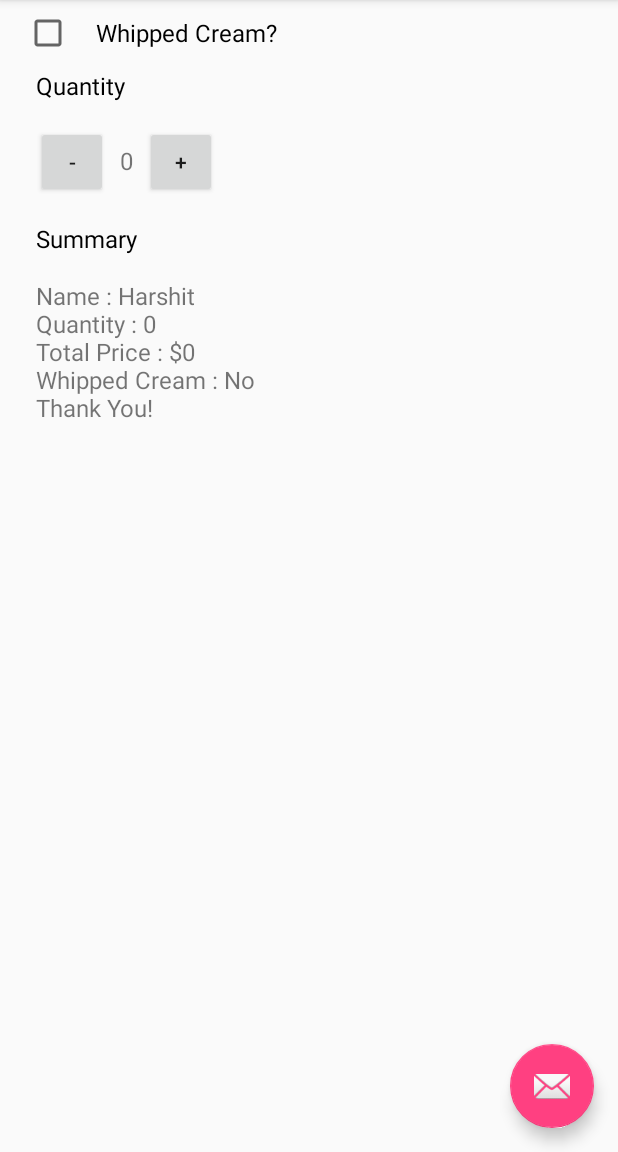
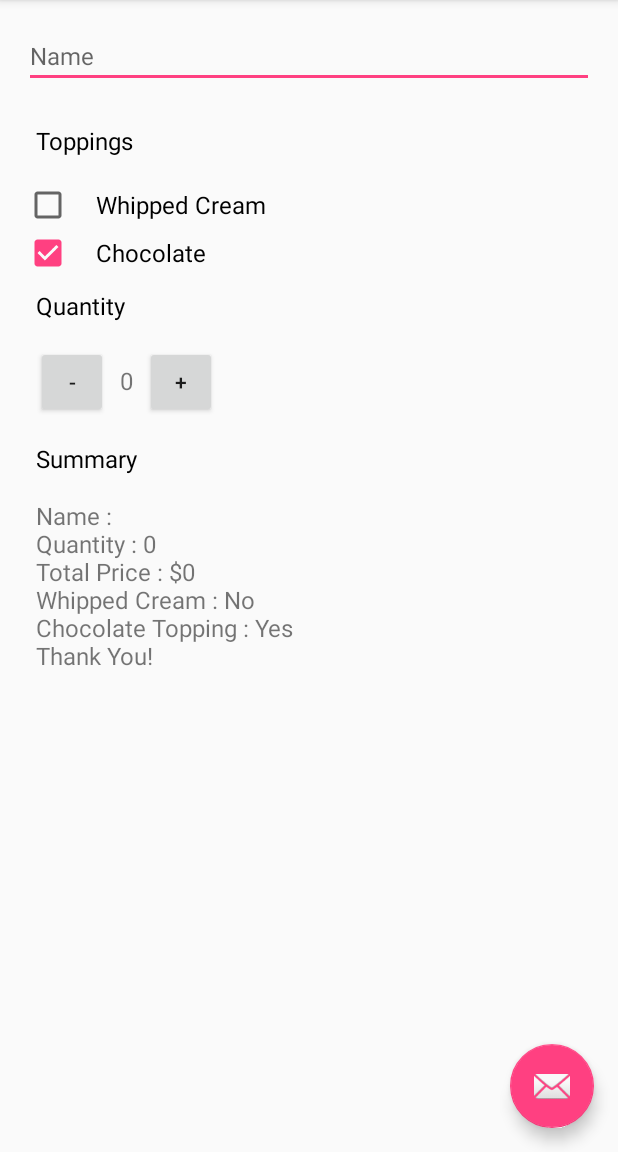
Before and after one commit to the-dagger/JustJava, an Android app: the screen it shows after launch (MainActivity), after a tap on an icon or button, on a phone screen of 412 x 824 dp, the part 84-1236 px from its top. Run offline under Robolectric (Android 15) with nearby library versions, the phone set to English and light mode, and no system bars; 1 other tap on this screen came first.

Commit message:
Add Name Field

```diff
--- a/app/src/main/java/com/example/dagger/justjava/MainActivity.java
+++ b/app/src/main/java/com/example/dagger/justjava/MainActivity.java
@@ -8,6 +8,7 @@ import android.view.Menu;
 import android.view.MenuItem;
 import android.view.View;
 import android.widget.CheckBox;
+import android.widget.EditText;
 import android.widget.TextView;
 
 public class MainActivity extends AppCompatActivity {
@@ -30,9 +31,27 @@ public class MainActivity extends AppCompatActivity {
         });
     }
 
+    public String chocolate (View view){
+        CheckBox chocolate = (CheckBox) findViewById(R.id.chocolate);
+        if (chocolate.isChecked()){
+            price += 5;
+            return("Yes");
+        }
+        else
+            return("No");
+    }
+
+//    public EditText getText()
+//    {
+//
+//        return((EditText)name.getText());
+//    }
+
     public void submit(View view) {
 
-        displaySummary("Name : Harshit \n" + "Quantity : " + noc + "\nTotal Price : $" + calcPrice(price) + "\nWhipped Cream : " + cream(view) + "\nThank You!");
+        EditText name = (EditText) findViewById(R.id.name);
+        String strname = name.getText().toString();
+        displaySummary("Name : " + strname + "\nQuantity : " + noc + "\nTotal Price : $" + calcPrice(price) + "\nWhipped Cream : " + cream(view) + "\nChocolate Topping : " + chocolate(view) + "\nThank You!");
     }
 
     public int calcPrice(int Price) {
--- a/app/src/main/res/layout-land/content_main.xml
+++ b/app/src/main/res/layout-land/content_main.xml
@@ -1,7 +1,8 @@
 <ScrollView xmlns:android="http://schemas.android.com/apk/res/android"
     android:layout_height="match_parent"
+    android:layout_marginTop="?android:attr/actionBarSize"
     android:layout_width="match_parent">
-    <LinearLayout
+    <LinearLayout xmlns:android="http://schemas.android.com/apk/res/android"
         xmlns:app="http://schemas.android.com/apk/res-auto"
         xmlns:tools="http://schemas.android.com/tools"
         android:layout_width="match_parent"
@@ -14,7 +15,15 @@
         app:layout_behavior="@string/appbar_scrolling_view_behavior"
         tools:context=".MainActivity"
         tools:showIn="@layout/activity_main">
-
+        <EditText
+            android:layout_width="match_parent"
+            android:maxLines="1"
+            android:layout_height="wrap_content"
+            android:hint="Name"
+            android:id="@+id/name"
+            android:layout_marginBottom="16dp"
+            android:textSize="16sp"
+            android:inputType="textPersonName"/>
         <TextView
             android:layout_width="wrap_content"
             android:layout_height="wrap_content"
@@ -23,18 +32,27 @@
             android:paddingLeft="8dp"
             android:paddingRight="8dp"
             android:paddingTop = "8dp"
-            android:paddingBottom="16dp"
+            android:layout_marginBottom="16dp"
             android:textSize="16sp"/>
 
         <CheckBox
             android:layout_width="wrap_content"
             android:layout_height="wrap_content"
-            android:text="Whipped Cream?"
+            android:text="Whipped Cream"
             android:textSize="16sp"
             android:paddingLeft="16dp"
             android:textColor="#000000"
             android:id="@+id/whippedCream"
             android:onClick="cream"/>
+
+        <CheckBox
+            android:layout_width="match_parent"
+            android:layout_height="wrap_content"
+            android:text="Chocolate"
+            android:id="@+id/chocolate"
+            android:onClick="chocolate"
+            android:textSize="16sp"
+            android:paddingLeft="16dp"/>
 
         <TextView
             android:layout_width="wrap_content"
--- a/app/src/main/res/layout/content_main.xml
+++ b/app/src/main/res/layout/content_main.xml
@@ -1,7 +1,8 @@
 <ScrollView xmlns:android="http://schemas.android.com/apk/res/android"
     android:layout_height="match_parent"
+    android:layout_marginTop="?android:attr/actionBarSize"
     android:layout_width="match_parent">
-<LinearLayout
+<LinearLayout xmlns:android="http://schemas.android.com/apk/res/android"
     xmlns:app="http://schemas.android.com/apk/res-auto"
     xmlns:tools="http://schemas.android.com/tools"
     android:layout_width="match_parent"
@@ -14,6 +15,15 @@
     app:layout_behavior="@string/appbar_scrolling_view_behavior"
     tools:context=".MainActivity"
     tools:showIn="@layout/activity_main">
+    <EditText
+        android:layout_width="match_parent"
+        android:maxLines="1"
+        android:layout_height="wrap_content"
+        android:hint="Name"
+        android:id="@+id/name"
+        android:layout_marginBottom="16dp"
+        android:textSize="16sp"
+        android:inputType="textPersonName"/>
     <TextView
         android:layout_width="wrap_content"
         android:layout_height="wrap_content"
@@ -22,18 +32,27 @@
         android:paddingLeft="8dp"
         android:paddingRight="8dp"
         android:paddingTop = "8dp"
-        android:paddingBottom="16dp"
+        android:layout_marginBottom="16dp"
         android:textSize="16sp"/>
 
     <CheckBox
         android:layout_width="wrap_content"
         android:layout_height="wrap_content"
-        android:text="Whipped Cream?"
+        android:text="Whipped Cream"
         android:textSize="16sp"
         android:paddingLeft="16dp"
         android:textColor="#000000"
         android:id="@+id/whippedCream"
         android:onClick="cream"/>
+
+    <CheckBox
+        android:layout_width="match_parent"
+        android:layout_height="wrap_content"
+        android:text="Chocolate"
+        android:id="@+id/chocolate"
+        android:onClick="chocolate"
+        android:textSize="16sp"
+        android:paddingLeft="16dp"/>
 
     <TextView
         android:layout_width="wrap_content"
```
Also changed, not shown: 1 other file.
